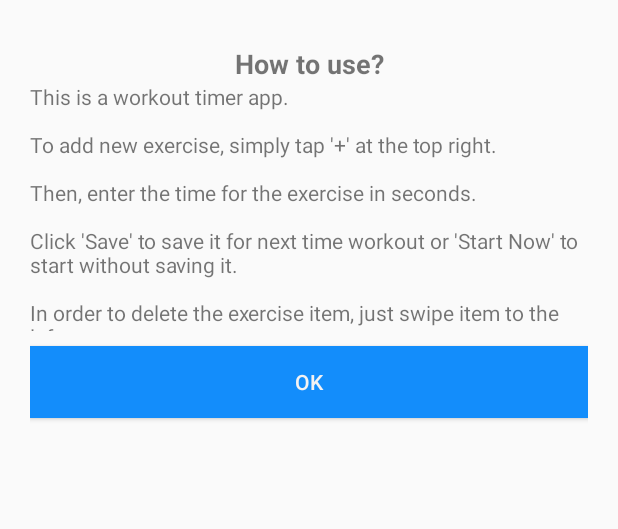
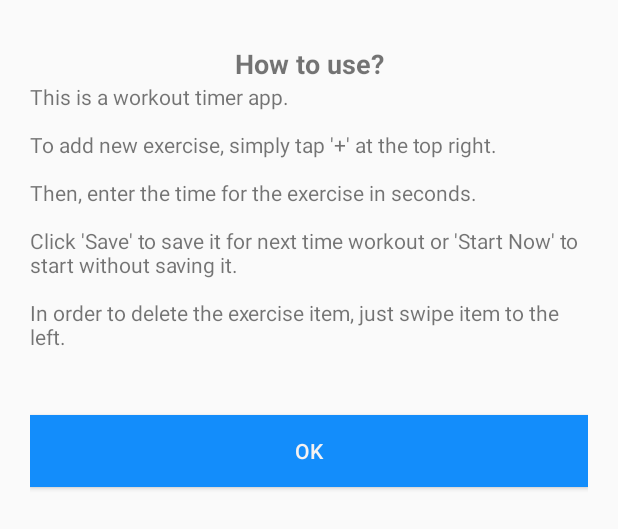
Before and after one commit to annylinh08/Motivational-Workout-Timer, an Android app: the layout how_to_use.xml on its own in the app's theme, with its tools: preview values and no code run, on a phone screen of 412 x 824 dp. Shown: the top 529 px of the screen. Run offline under Robolectric (Android 15) with nearby library versions, the phone set to English and light mode, and no system bars; Roboto replaces fonts that are not available here.

Commit message:
Update how to use layout

```diff
--- a/app/src/main/res/layout/how_to_use.xml
+++ b/app/src/main/res/layout/how_to_use.xml
@@ -1,5 +1,4 @@
-<?xml version="1.0" encoding="utf-8"?>
-<LinearLayout
+<?xml version="1.0" encoding="utf-8"?><LinearLayout
     xmlns:android="http://schemas.android.com/apk/res/android"
     android:layout_width="match_parent"
     android:layout_height="match_parent"
@@ -19,7 +18,7 @@
     <TextView
         android:id="@+id/textView13"
         android:layout_width="match_parent"
-        android:layout_height="166dp"
+        android:layout_height="212dp"
         android:layout_marginBottom="10dp"
         android:text="This is a workout timer app.\n\nTo add new exercise, simply tap '+' at the top right.\n\nThen, enter the time for the exercise in seconds.\n\nClick 'Save' to save it for next time workout or 'Start Now' to start without saving it. \n\nIn order to delete the exercise item, just swipe item to the left." />
 
```
